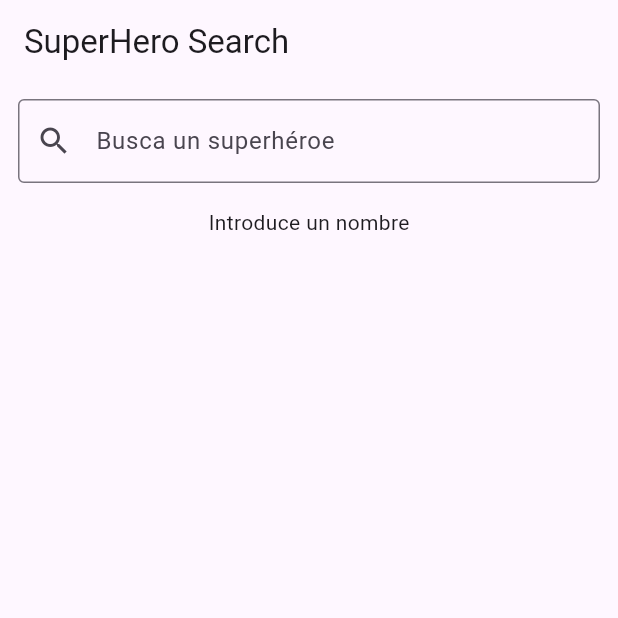
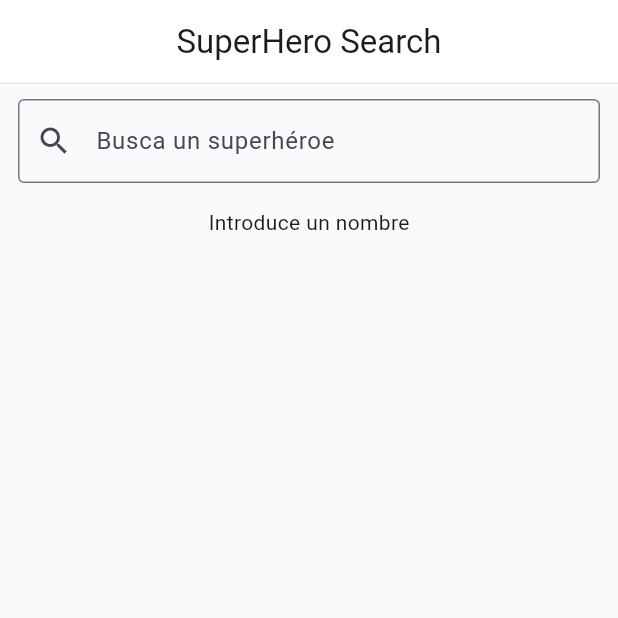
Before and after one commit to abrahamuchos/superhero-app, a Flutter app: the screen it shows after launch, on a phone screen of 412 x 824 dp, the top half of it. Run offline on Flutter 3.47's test engine with Material 3 defaults, Android fonts, the phone set to English and light mode, and no system bars.

Commit message:
Improve styles

```diff
--- /dev/null
+++ b/lib/core/app_colors.dart
@@ -0,0 +1,14 @@
+import 'package:flutter/material.dart';
+
+class AppColors {
+  //Basic
+  static const Color white = Colors.white;
+  static const Color lightGray = Color(0xECEFF1FF);
+
+
+  // backgrounds
+  static const Color background = Color(0xFFF9FAFB);
+
+  //Borders
+  static const Color borderPrimary = Color(0xFFE2E8F0);
+}
--- a/lib/screens/superhero_search_screen.dart
+++ b/lib/screens/superhero_search_screen.dart
@@ -1,4 +1,5 @@
 import 'package:flutter/material.dart';
+import 'package:super_hero/core/app_colors.dart';
 import 'package:super_hero/data/model/superhero_detail_response.dart';
 import 'package:super_hero/data/model/superhero_response.dart';
 import 'package:super_hero/data/repository.dart';
@@ -19,8 +20,17 @@ class _State extends State<SuperheroSearchScreen> {
   @override
   Widget build(BuildContext context) {
     return Scaffold(
+      backgroundColor: AppColors.background,
       appBar: AppBar(
         title: Text('SuperHero Search'),
+        centerTitle: true,
+        backgroundColor: AppColors.white,
+        shape: Border(
+          bottom: BorderSide(
+            color: AppColors.borderPrimary,
+            width: 1,
+          ),
+        ),
       ),
       body: Padding(
         padding: const EdgeInsets.symmetric(vertical: 10, horizontal: 12),
@@ -94,7 +104,7 @@ class _State extends State<SuperheroSearchScreen> {
       onTap: () => Navigator.push(
           context,
           MaterialPageRoute(
-              builder: (context) => SuperheroDetailScreen(superhero: item),
+            builder: (context) => SuperheroDetailScreen(superhero: item),
           )),
       child: Container(
         decoration: BoxDecoration(
```
Also changed, not shown: lib/screens/superhero_detail_screen.dart (+40 -17 lines).
